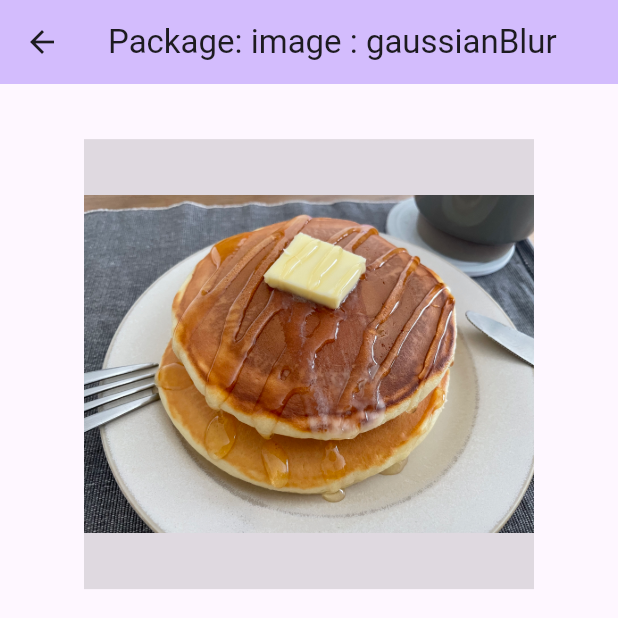
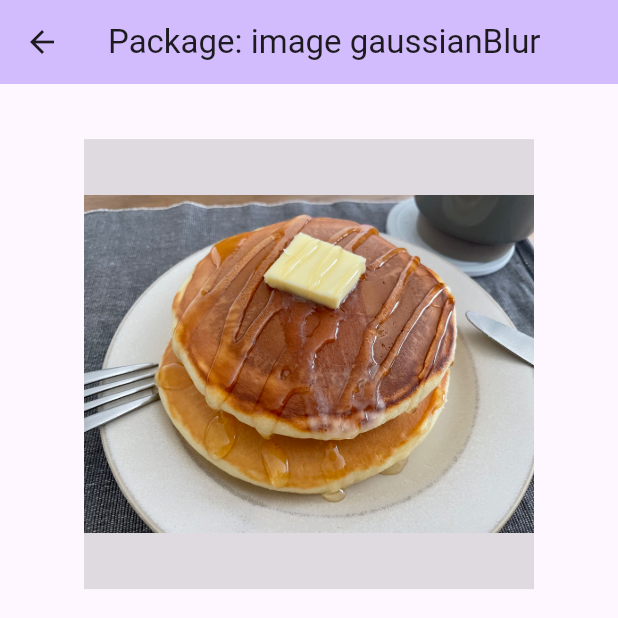
Before and after one commit to rizchi17/flutter_image_blur, a Flutter app: the PackageImageGaussianBlur screen opened directly, on a phone screen of 412 x 824 dp, the top half of it. Run offline on Flutter 3.47's test engine with Material 3 defaults, Android fonts, the phone set to English and light mode, and no system bars; our stand-ins replace blur, flutter_blurhash.

Commit message:
テキストの変更

```diff
--- a/lib/blur/package_image_gaussianblur.dart
+++ b/lib/blur/package_image_gaussianblur.dart
@@ -30,7 +30,7 @@ class _PackageImageGaussianBlurState extends State<PackageImageGaussianBlur> {
     return Scaffold(
       appBar: AppBar(
         backgroundColor: Theme.of(context).colorScheme.inversePrimary,
-        title: const Text('Package: image : gaussianBlur'),
+        title: const Text('Package: image gaussianBlur'),
       ),
       body: Center(
         child: Column(
```
